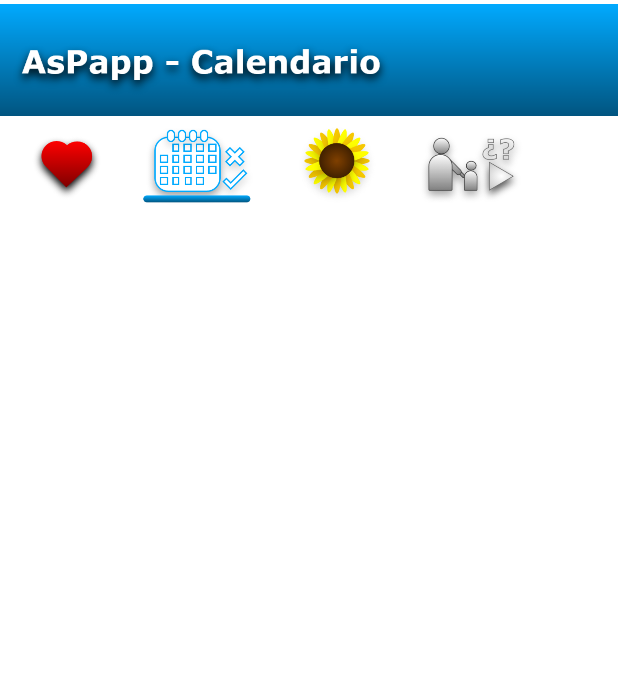
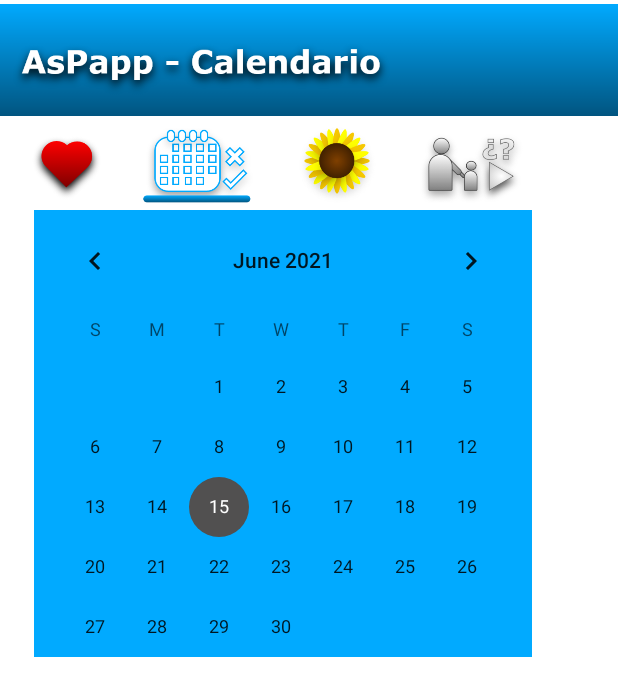
Before and after one commit to Bernardo-GD/AsPapp0.5, an Android app: the CalendarioPrincipal screen opened directly, with no data from a screen before it, on a phone screen of 412 x 824 dp. Shown: the top 696 px of the screen. Run offline under Robolectric (Android 15) with nearby library versions, the phone set to English and light mode, and no system bars.

Commit message:
Agregué el calendario, no toque base de datos

```diff
--- a/app/src/main/res/layout/activity_calendario_principal.xml
+++ b/app/src/main/res/layout/activity_calendario_principal.xml
@@ -55,4 +55,19 @@
         app:layout_constraintTop_toBottomOf="@+id/imageView19"
         app:srcCompat="@drawable/icono_menu_dinamicas" />
 
+    <CalendarView
+        android:id="@+id/calendarView"
+        android:layout_width="332dp"
+        android:layout_height="298dp"
+        android:background="#01AAFF"
+        android:backgroundTint="#01AAFF"
+        android:focusedMonthDateColor="#01AAFF"
+        android:foregroundTint="#01AAFF"
+        android:unfocusedMonthDateColor="#01AAFF"
+        android:weekNumberColor="#01AAFF"
+        app:layout_constraintEnd_toEndOf="parent"
+        app:layout_constraintHorizontal_bias="0.28"
+        app:layout_constraintStart_toStartOf="parent"
+        app:layout_constraintTop_toBottomOf="@+id/imageView23" />
+
 </androidx.constraintlayout.widget.ConstraintLayout>
--- a/app/src/main/res/values/themes.xml
+++ b/app/src/main/res/values/themes.xml
@@ -4,7 +4,7 @@
         <!-- Primary brand color. -->
         <item name="colorPrimary">@color/purple_500</item>
         <item name="colorPrimaryVariant">@color/purple_700</item>
-        <item name="colorOnPrimary">@color/white</item>
+        <item name="colorOnPrimary">@color/teal_200</item>
         <!-- Secondary brand color. -->
         <item name="colorSecondary">#515050</item>
         <item name="colorSecondaryVariant">#515050</item>
```
